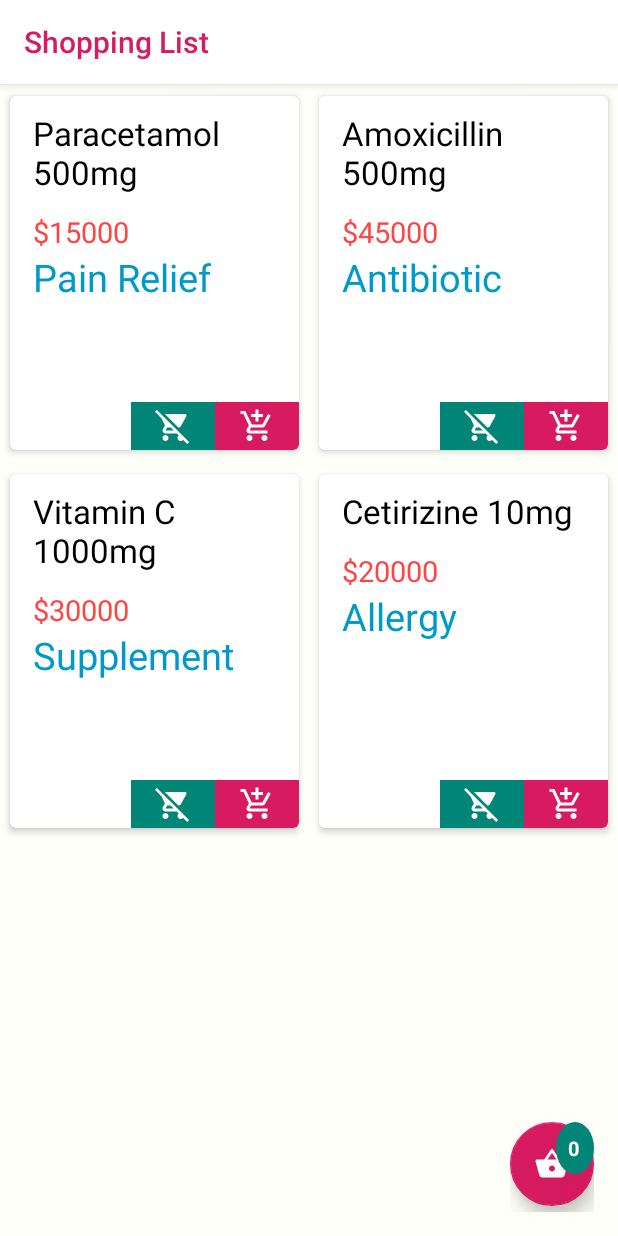
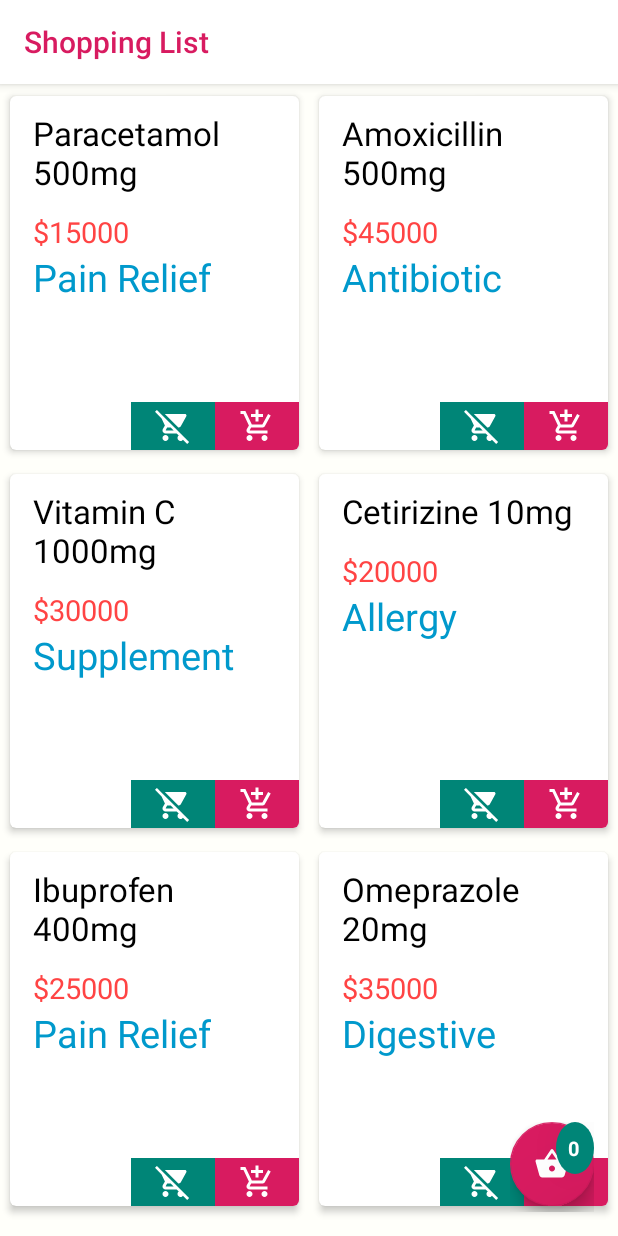
Before and after one commit to sawyerkiss/QuickOrder, an Android app: the screen it shows after launch (MainActivity), on a phone screen of 412 x 824 dp. Run offline under Robolectric (Android 15) with nearby library versions, the phone set to English and light mode, and no system bars; our stand-ins replace RxJava, data binding.

Commit message:
Add Ibuprofen and Omeprazole to offline products
Co-Authored-By: Devin AI <158243242+devin-ai-integration[bot]@users.noreply.github.com>

```diff
--- a/app/src/main/java/com/example/quickorder/shoppingcart/MainActivity.kt
+++ b/app/src/main/java/com/example/quickorder/shoppingcart/MainActivity.kt
@@ -61,7 +61,7 @@ class MainActivity : AppCompatActivity() {
             .setLenient()
             .create()
 
-        val data = "[{\"id\":1,\"name\":\"Paracetamol 500mg\",\"price\":15000,\"category\":\"Pain Relief\",\"isPrescription\":false},{\"id\":2,\"name\":\"Amoxicillin 500mg\",\"price\":45000,\"category\":\"Antibiotic\",\"isPrescription\":true},{\"id\":3,\"name\":\"Vitamin C 1000mg\",\"price\":30000,\"category\":\"Supplement\",\"isPrescription\":false},{\"id\":4,\"name\":\"Cetirizine 10mg\",\"price\":20000,\"category\":\"Allergy\",\"isPrescription\":false}]"
+        val data = "[{\"id\":1,\"name\":\"Paracetamol 500mg\",\"price\":15000,\"category\":\"Pain Relief\",\"isPrescription\":false},{\"id\":2,\"name\":\"Amoxicillin 500mg\",\"price\":45000,\"category\":\"Antibiotic\",\"isPrescription\":true},{\"id\":3,\"name\":\"Vitamin C 1000mg\",\"price\":30000,\"category\":\"Supplement\",\"isPrescription\":false},{\"id\":4,\"name\":\"Cetirizine 10mg\",\"price\":20000,\"category\":\"Allergy\",\"isPrescription\":false},{\"id\":5,\"name\":\"Ibuprofen 400mg\",\"price\":25000,\"category\":\"Pain Relief\",\"isPrescription\":false},{\"id\":6,\"name\":\"Omeprazole 20mg\",\"price\":35000,\"category\":\"Digestive\",\"isPrescription\":true}]"
 
         val productListType: Type = object : TypeToken<List<Product>>() {}.type
         products = gson.fromJson(data, productListType)
```
